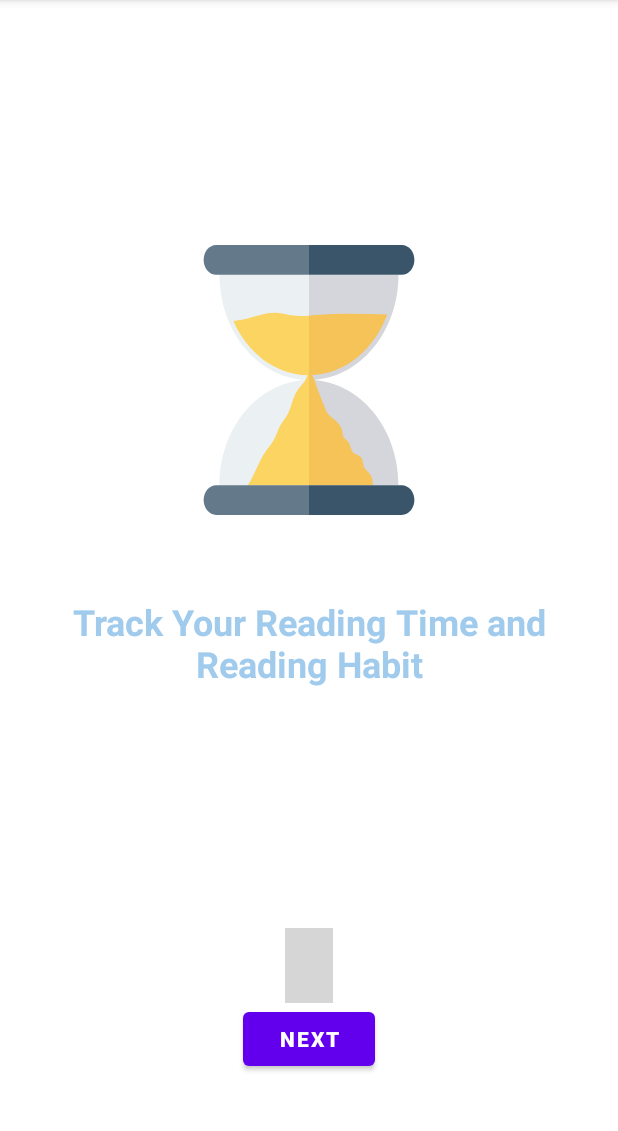
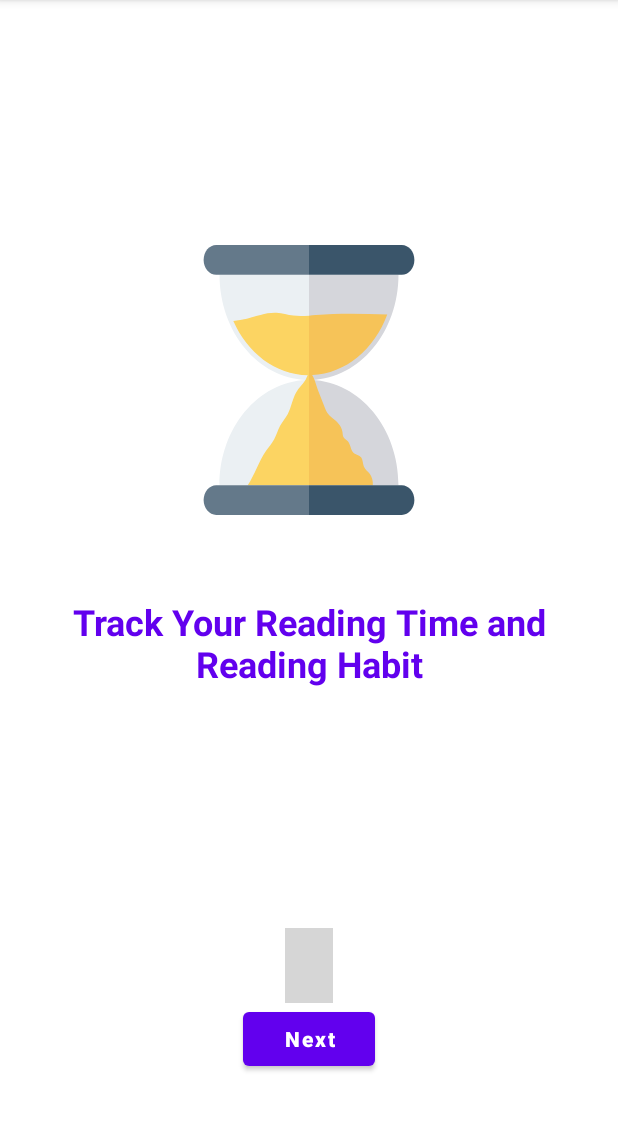
Before and after one commit to emineinan/ReadingHabitTracker, an Android app: the OnBoardingFragment screen opened through its navigation route, on a phone screen of 412 x 824 dp, the part 84-1215 px from its top. Run offline under Robolectric (Android 15) with nearby library versions, the phone set to English and light mode, and no system bars; our stand-ins replace Dagger/Hilt's generated code; libraries missing offline, so code that uses them is left out: com.huawei.agconnect; plain views replace CircleIndicator3; 1 statement that could not run was skipped; grey boxes are pictures that could not be loaded.

Commit message:
Modify color and string values

```diff
--- a/app/src/main/res/layout/fragment_on_boarding.xml
+++ b/app/src/main/res/layout/fragment_on_boarding.xml
@@ -31,6 +31,7 @@
         android:layout_height="wrap_content"
         android:layout_marginBottom="32dp"
         android:text="@string/next"
+        android:textAllCaps="false"
         android:textColor="@android:color/white"
         android:textStyle="bold"
         app:layout_constraintBottom_toBottomOf="parent"
--- a/app/src/main/res/layout/item_onboarding.xml
+++ b/app/src/main/res/layout/item_onboarding.xml
@@ -11,7 +11,7 @@
         android:layout_width="0dp"
         android:layout_height="180dp"
         android:layout_marginTop="128dp"
-        android:src="@drawable/book"
+        android:src="@drawable/ic_timer"
         app:layout_constraintEnd_toEndOf="parent"
         app:layout_constraintStart_toStartOf="parent"
         app:layout_constraintTop_toTopOf="parent"
@@ -23,7 +23,7 @@
         android:layout_height="wrap_content"
         android:layout_marginTop="32dp"
         android:gravity="center"
-        android:textColor="@color/blue"
+        android:textColor="?colorPrimary"
         android:textSize="24sp"
         android:textStyle="bold"
         app:layout_constraintBottom_toBottomOf="parent"
--- a/app/src/main/res/values/strings.xml
+++ b/app/src/main/res/values/strings.xml
@@ -3,7 +3,7 @@
     <!-- TODO: Remove or change this placeholder text -->
     <string name="hello_blank_fragment">Hello blank fragment</string>
     <string name="next">Next</string>
-    <string name="finish">FINISH</string>
+    <string name="finish">Finish</string>
 
     <!-- OnBoarding -->
     <string name="on_boarding_description1">Track Your Reading Time and Reading Habit</string>
```
